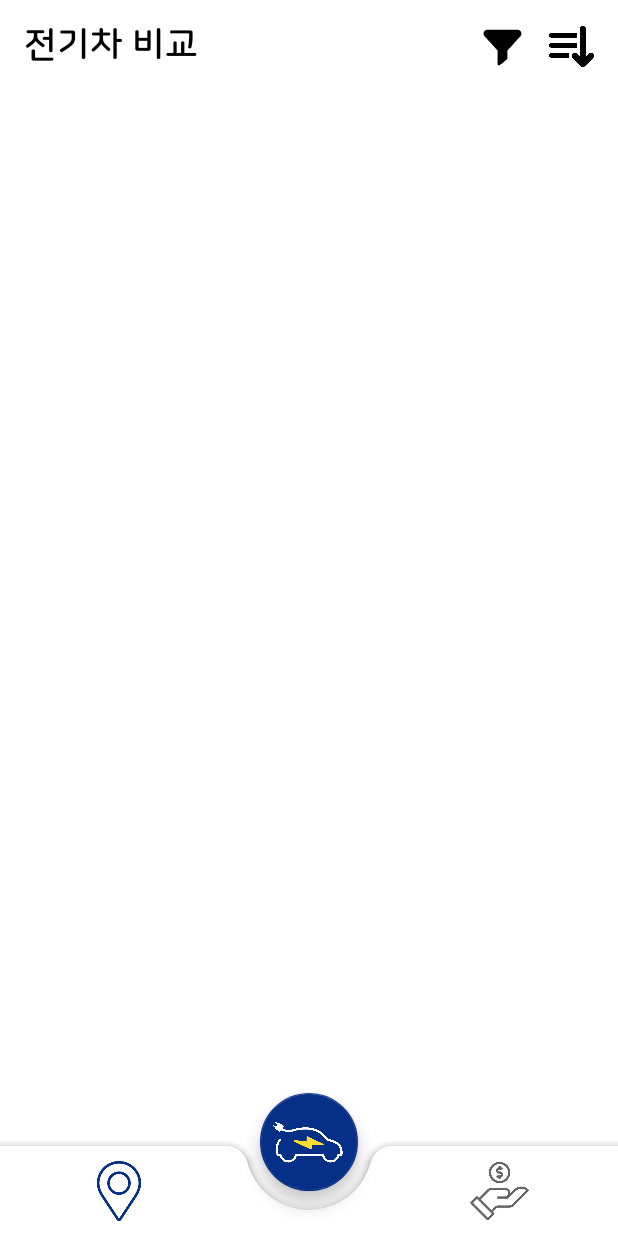
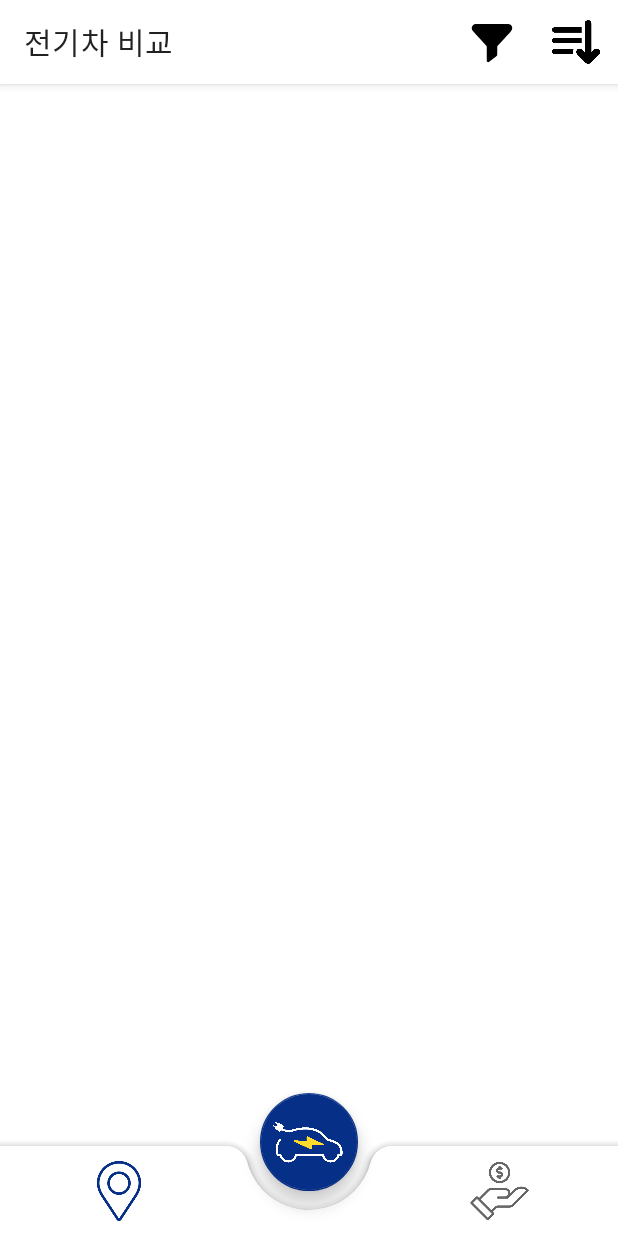
Before and after one commit to elecguitar/Elecguitar_Android, an Android app: the screen it shows after launch (MainActivity), on a phone screen of 412 x 824 dp. Run offline under Robolectric (Android 15) with nearby library versions, the phone set to English and light mode, and no system bars; libraries missing offline, so code that uses them is left out: org.altbeacon.beacon; 12 statements that could not run were skipped.

Commit message:
close #36 [Feat] 전기차 상세 정보 (#47)
* [Fix] viewpager -> bottom navigation 변경

* close #37 [Feat] 상세 정보 뷰 구현

* backup

* 1123 backup

* close #38 [Feat] 상세 정보 서버 통신

Co-authored-by: m0721 <m0721@naver.com>

```diff
--- /dev/null
+++ b/app/src/main/java/com/elecguitar/android/api/CarDetailApi.kt
@@ -0,0 +1,13 @@
+package com.elecguitar.android.api
+
+import com.elecguitar.android.dto.CarDetail
+import retrofit2.Call
+import retrofit2.http.GET
+import retrofit2.http.Path
+
+interface CarDetailApi {
+
+    @GET("carapi/car/{id}")
+    fun getCarById(@Path("id") id: Int): Call<CarDetail>
+
+}
--- a/app/src/main/java/com/elecguitar/android/api/CarListApi.kt
+++ b/app/src/main/java/com/elecguitar/android/api/CarListApi.kt
@@ -10,7 +10,7 @@ interface CarListApi {
     @GET("carapi/car")
     fun getAllCarList(): Call<List<Car>>
 
-    @GET("car/price-elecmileage")
+    @GET("carapi/car/price-elecmileage")
     fun getPriceMileageFilteredCar(
         @Query("endElecMileage") endElecMileage: Int,
         @Query("endPrice") endPrice: Int,
@@ -18,7 +18,7 @@ interface CarListApi {
         @Query("startPrice") startPrice: Int)
     : Call<List<Car>>
 
-    @GET("car/price-elecmileage-company")
+    @GET("carapi/car/price-elecmileage-company")
     fun getPriceMileageCompanyFilteredCar(
         @Query("companyList") companyList: List<String>,
         @Query("endElecMileage") endElecMileage: Int,
--- a/app/src/main/java/com/elecguitar/android/fragment/BenefitFragment.kt
+++ b/app/src/main/java/com/elecguitar/android/fragment/BenefitFragment.kt
@@ -70,7 +70,7 @@ class BenefitFragment : Fragment() {
                     override fun onPageSelected(position: Int) {
                         super.onPageSelected(position)
                         sliderImageHandler.removeCallbacks(sliderImageRunnable)
-                        sliderImageHandler.postDelayed(sliderImageRunnable, 5000)
+                        sliderImageHandler.postDelayed(sliderImageRunnable, 2000)
                     }
                 })
 
@@ -85,7 +85,7 @@ class BenefitFragment : Fragment() {
 
     override fun onResume() {
         super.onResume()
-        sliderImageHandler.postDelayed(sliderImageRunnable, 5000)
+        sliderImageHandler.postDelayed(sliderImageRunnable, 2000)
     }
 
     override fun onPause() {
--- a/app/src/main/java/com/elecguitar/android/fragment/HomeFragment.kt
+++ b/app/src/main/java/com/elecguitar/android/fragment/HomeFragment.kt
@@ -2,20 +2,18 @@ package com.elecguitar.android.fragment
 
 import android.content.Context
 import android.os.Bundle
+import android.os.SystemClock
 import android.util.Log
+import android.view.*
 import androidx.fragment.app.Fragment
-import android.view.LayoutInflater
-import android.view.View
-import android.view.ViewGroup
 import androidx.fragment.app.activityViewModels
-import androidx.lifecycle.Observer
 import androidx.recyclerview.widget.GridLayoutManager
+import com.elecguitar.android.R
 import com.elecguitar.android.activity.MainActivity
 import com.elecguitar.android.adapter.CarAdapter
 import com.elecguitar.android.databinding.FragmentHomeBinding
 import com.elecguitar.android.dto.Car
 import com.elecguitar.android.service.CarListService
-import com.elecguitar.android.util.ListLiveData
 import com.elecguitar.android.util.RetrofitCallback
 import com.elecguitar.android.viewmodel.MainViewModel
 
@@ -25,6 +23,8 @@ class HomeFragment : Fragment() {
     private lateinit var mainActivity: MainActivity
     private lateinit var binding: FragmentHomeBinding
     private val mainViewModel: MainViewModel by activityViewModels()
+    private var filterLastClickTime: Long = 0
+    private var sortLastClickTime: Long = 0
 
     private lateinit var carAdapter: CarAdapter
 
@@ -45,19 +45,24 @@ class HomeFragment : Fragment() {
     override fun onViewCreated(view: View, savedInstanceState: Bundle?) {
         super.onViewCreated(view, savedInstanceState)
 
-        CarListService().getAllCarList(GetAllCarCallback())
-
-        binding.ivSort.setOnClickListener {
-            SortBottomFragment.newInstance().show(
-                parentFragmentManager, SortBottomFragment.TAG
-            )
+        binding.apply {
+            (requireContext() as MainActivity).apply {
+                setSupportActionBar(toolbar)
+                setHasOptionsMenu(true)
+            }
         }
 
-        binding.ivFilter.setOnClickListener {
-            FilterBottomFragment.newInstance().show(
-                parentFragmentManager, FilterBottomFragment.TAG
-            )
+        if (isFirst) {
+            CarListService().getAllCarList(GetAllCarCallback())
+            isFirst = false
+        } else {
+            setAdapterIfNotFirstCall()
         }
+    }
+
+    override fun onStart() {
+        super.onStart()
+        mainActivity.hideBottomNav(false)
     }
 
     inner class GetAllCarCallback: RetrofitCallback<List<Car>> {
@@ -73,7 +78,8 @@ class HomeFragment : Fragment() {
 
                 carAdapter.onItemClickListener = object : CarAdapter.OnItemClickListener {
                     override fun onClick(view: View, position: Int) {
-                        // TODO : 상세 화면으로 이동
+                        var carId = mainViewModel.carList.value as MutableList<Car>
+                        mainActivity.openFragment(1, "carId", carId[position].carId)
                     }
                 }
             }
@@ -94,4 +100,59 @@ class HomeFragment : Fragment() {
             Log.d(TAG, "onResponse: Error Code $code")
         }
     }
+
+    private fun setAdapterIfNotFirstCall() {
+        carAdapter = CarAdapter(mainActivity, mainViewModel.carList.value!!)
+        binding.recyclerview.apply {
+            layoutManager = GridLayoutManager(mainActivity, 2)
+            adapter = carAdapter
+        }
+
+        mainViewModel.carList.observe(viewLifecycleOwner) {
+            carAdapter.datas = it
+            carAdapter.notifyDataSetChanged()
+        }
+
+        carAdapter.onItemClickListener = object : CarAdapter.OnItemClickListener {
+            override fun onClick(view: View, position: Int) {
+                var carId = mainViewModel.carList.value as MutableList<Car>
+                mainActivity.openFragment(1, "carId", carId[position].carId)
+            }
+        }
+    }
+
+    override fun onCreateOptionsMenu(menu: Menu, inflater: MenuInflater) {
+        inflater.inflate(R.menu.car_list_menu, menu)
+    }
+
+    override fun onOptionsItemSelected(item: MenuItem): Boolean {
+        return  when(item.itemId){
+            R.id.filter -> {
+                val elapsedRealtime = SystemClock.elapsedRealtime()
+                if((elapsedRealtime - filterLastClickTime) > 1000){
+                    FilterBottomFragment.newInstance().show(
+                        parentFragmentManager, FilterBottomFragment.TAG
+                    )
+                }
+                filterLastClickTime = SystemClock.elapsedRealtime()
+                true
+            }
+            R.id.sort -> {
+                val elapsedRealtime = SystemClock.elapsedRealtime()
+                if((elapsedRealtime - sortLastClickTime) > 1000){
+                    SortBottomFragment.newInstance().show(
+                        parentFragmentManager, SortBottomFragment.TAG
+                    )
+                }
+                sortLastClickTime = SystemClock.elapsedRealtime()
+                true
+            }
+            else -> false
+        }
+
+    }
+
+    companion object {
+        var isFirst = true
+    }
 }
--- a/app/src/main/java/com/elecguitar/android/util/ListLiveData.kt
+++ b/app/src/main/java/com/elecguitar/android/util/ListLiveData.kt
@@ -13,6 +13,7 @@ class ListLiveData : MutableLiveData<MutableList<Car>>() {
     }
 
     fun addAll(items: List<Car>) {
+        datas.clear()
         datas.addAll(items)
         value = datas
     }
@@ -56,4 +57,8 @@ class ListLiveData : MutableLiveData<MutableList<Car>>() {
             it.elecMileage > 0
         }.toMutableList()
     }
+
+    fun getItem(position: Int): Car {
+        return datas[position]
+    }
 }
--- a/app/src/main/java/com/elecguitar/android/util/RetrofitUtil.kt
+++ b/app/src/main/java/com/elecguitar/android/util/RetrofitUtil.kt
@@ -2,6 +2,7 @@ package com.elecguitar.android.util
 
 import com.elecguitar.android.api.ChargeStationApi
 import com.elecguitar.android.ApplicationClass
+import com.elecguitar.android.api.CarDetailApi
 import com.elecguitar.android.api.ArticleListApi
 import com.elecguitar.android.api.CarListApi
 import com.elecguitar.android.api.GeoCoderApi
@@ -12,6 +13,7 @@ class RetrofitUtil {
         val chargeStationService = ApplicationClass.evRetrofit.create(ChargeStationApi::class.java)
         val geoCoderService = ApplicationClass.naverRetrofit.create(GeoCoderApi::class.java)
         val carListService = ApplicationClass.retrofit.create(CarListApi::class.java)
+        val carDetailService = ApplicationClass.retrofit.create(CarDetailApi::class.java)
         val articleListService = ApplicationClass.retrofit.create(ArticleListApi::class.java)
 
     }
--- a/app/src/main/java/com/elecguitar/android/viewmodel/MainViewModel.kt
+++ b/app/src/main/java/com/elecguitar/android/viewmodel/MainViewModel.kt
@@ -18,7 +18,7 @@ class MainViewModel: ViewModel() {
     var filterCompanyList = mutableListOf<String>()
     var filterCompanyIdList = mutableListOf<Int>()
     var filterStartPrice = 1000
-    var filterEndPrice = 12000
+    var filterEndPrice = 20000
     var filterStartElecMileage = 2
     var filterEndElecMileage = 10
 
--- a/app/src/main/res/layout/fragment_home.xml
+++ b/app/src/main/res/layout/fragment_home.xml
@@ -4,46 +4,34 @@
     xmlns:tools="http://schemas.android.com/tools"
     android:layout_width="match_parent"
     android:layout_height="match_parent"
-    android:paddingHorizontal="16dp"
-    android:paddingTop="16dp"
     tools:context=".fragment.HomeFragment">
 
-    <TextView
-        android:id="@+id/textView"
-        android:layout_width="wrap_content"
+    <com.google.android.material.appbar.AppBarLayout
+        android:id="@+id/appbar"
+        android:layout_width="match_parent"
         android:layout_height="wrap_content"
-        android:fontFamily="@font/nanum_square_round_bold"
-        android:text="전기차 비교"
-        android:textColor="@color/elecguitar_black"
-        android:textSize="24sp"
+        app:layout_constraintEnd_toEndOf="parent"
         app:layout_constraintStart_toStartOf="parent"
-        app:layout_constraintTop_toTopOf="parent" />
+        app:layout_constraintTop_toTopOf="parent">
 
-    <ImageView
-        android:id="@+id/iv_sort"
-        android:layout_width="30dp"
-        android:layout_height="30dp"
-        android:src="@drawable/sort"
-        app:layout_constraintEnd_toEndOf="parent"
-        app:layout_constraintTop_toTopOf="parent" />
-
-    <ImageView
-        android:id="@+id/iv_filter"
-        android:layout_width="30dp"
-        android:layout_height="30dp"
-        android:layout_marginEnd="16dp"
-        android:src="@drawable/ic_filter"
-        app:layout_constraintEnd_toStartOf="@+id/iv_sort"
-        app:layout_constraintTop_toTopOf="parent" />
+        <androidx.appcompat.widget.Toolbar
+            android:id="@+id/toolbar"
+            android:layout_width="match_parent"
+            android:layout_height="?attr/actionBarSize"
+            android:background="@color/white"
+            app:title="전기차 비교"
+            app:menu="@menu/car_detail_menu" />
+    </com.google.android.material.appbar.AppBarLayout>
 
     <androidx.recyclerview.widget.RecyclerView
         android:id="@+id/recyclerview"
         android:layout_width="0dp"
         android:layout_height="0dp"
         android:layout_marginTop="16dp"
+        android:layout_marginHorizontal="16dp"
         app:layout_constraintBottom_toBottomOf="parent"
         app:layout_constraintEnd_toEndOf="parent"
         app:layout_constraintStart_toStartOf="parent"
-        app:layout_constraintTop_toBottomOf="@+id/textView" />
+        app:layout_constraintTop_toBottomOf="@+id/appbar" />
 
 </androidx.constraintlayout.widget.ConstraintLayout>
--- /dev/null
+++ b/app/src/main/res/menu/car_detail_menu.xml
@@ -0,0 +1,4 @@
+<?xml version="1.0" encoding="utf-8"?>
+<menu xmlns:android="http://schemas.android.com/apk/res/android">
+
+</menu>
--- /dev/null
+++ b/app/src/main/res/menu/car_list_menu.xml
@@ -0,0 +1,14 @@
+<?xml version="1.0" encoding="utf-8"?>
+<menu xmlns:android="http://schemas.android.com/apk/res/android"
+    xmlns:app="http://schemas.android.com/apk/res-auto">
+    <item
+        android:id="@+id/filter"
+        android:icon="@drawable/ic_filter"
+        android:title="filter"
+        app:showAsAction="always"/>
+    <item
+        android:id="@+id/sort"
+        android:icon="@drawable/sort"
+        android:title="sort"
+        app:showAsAction="always"/>
+</menu>
--- a/app/src/main/res/values/themes.xml
+++ b/app/src/main/res/values/themes.xml
@@ -46,4 +46,10 @@
         <item name="checkedIconVisible">false</item>
         <item name="rippleColor">@color/elecguitar_transparent</item>
     </style>
+
+    <style name="ToolbarTheme" parent="Widget.AppCompat.Toolbar">
+        <item name="android:fontFamily">@font/nanum_square_round_bold</item>
+        <item name="android:textColor">@color/elecguitar_yellow</item>
+        <item name="android:textSize">24sp</item>
+    </style>
 </resources>
```
Also changed, not shown: app/src/main/java/com/elecguitar/android/activity/MainActivity.kt (+4 -3 lines), app/src/main/java/com/elecguitar/android/adapter/ViewPagerAdapter.kt (deleted, +0 -25 lines), app/src/main/java/com/elecguitar/android/dto/CarDetail.kt (added, +20 -0 lines), app/src/main/java/com/elecguitar/android/fragment/CarDetailFragment.kt (added, +140 -0 lines), app/src/main/java/com/elecguitar/android/service/CarDetailService.kt (added, +32 -0 lines), app/src/main/res/layout/fragment_car_detail.xml (added, +306 -0 lines).
